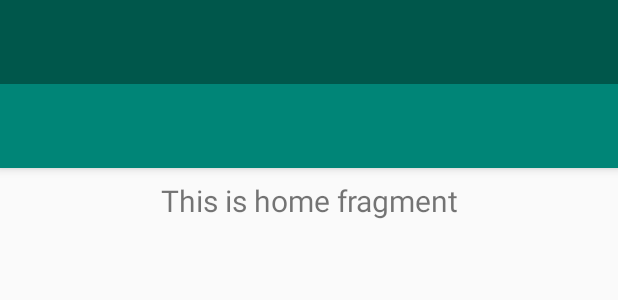
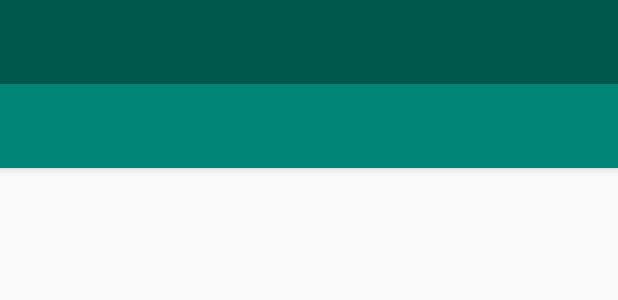
Before and after one commit to DevImpact/Devimpact, an Android app: the layout activity_our_services.xml on its own in the app's theme, with its tools: preview values and no code run, on a phone screen of 412 x 824 dp. Shown: the top 300 px of the screen. Run offline under Robolectric (Android 15) with nearby library versions, the phone set to English and light mode, and no system bars.

Commit message:
رفع العمل الخاص بالاخت دعاء

```diff
--- a/app/src/main/java/com/devimpact/startup/activities/home/Home.java
+++ /dev/null
@@ -1,19 +0,0 @@
-package com.devimpact.startup.activities.home;
-
-import androidx.lifecycle.LiveData;
-import androidx.lifecycle.MutableLiveData;
-import androidx.lifecycle.ViewModel;
-
-public class Home extends ViewModel {
-
-    private MutableLiveData<String> mText;
-
-    public Home() {
-        mText = new MutableLiveData<>();
-        mText.setValue("This is home fragment");
-    }
-
-    public LiveData<String> getText() {
-        return mText;
-    }
-}
--- a/app/src/main/java/com/devimpact/startup/activities/home/HomeFragment.java
+++ /dev/null
@@ -1,35 +0,0 @@
-package com.devimpact.startup.activities.home;
-
-import android.os.Bundle;
-import android.view.LayoutInflater;
-import android.view.View;
-import android.view.ViewGroup;
-import android.widget.TextView;
-
-import androidx.annotation.Nullable;
-import androidx.annotation.NonNull;
-import androidx.fragment.app.Fragment;
-import androidx.lifecycle.Observer;
-import androidx.lifecycle.ViewModelProviders;
-
-import com.devimpact.startup.R;
-
-public class HomeFragment extends Fragment {
-
-    private Home Home;
-
-    public View onCreateView(@NonNull LayoutInflater inflater,
-                             ViewGroup container, Bundle savedInstanceState) {
-        Home =
-                ViewModelProviders.of(this).get(Home.class);
-        View root = inflater.inflate(R.layout.fragment_home, container, false);
-        final TextView textView = root.findViewById(R.id.text_home);
-        Home.getText().observe(this, new Observer<String>() {
-            @Override
-            public void onChanged(@Nullable String s) {
-                textView.setText(s);
-            }
-        });
-        return root;
-    }
-}
--- a/app/src/main/res/layout/activity_our_services.xml
+++ b/app/src/main/res/layout/activity_our_services.xml
@@ -7,7 +7,10 @@
     android:layout_height="match_parent"
     android:fitsSystemWindows="true"
     tools:openDrawer="start">
-
+<TextView
+    android:layout_width="wrap_content"
+    android:layout_height="wrap_content"
+    android:text="@string/app_name"/>
     <include
         layout="@layout/app_bar_main"
         android:layout_width="match_parent"
--- a/app/src/main/res/layout/app_bar_main.xml
+++ b/app/src/main/res/layout/app_bar_main.xml
@@ -4,7 +4,7 @@
     xmlns:tools="http://schemas.android.com/tools"
     android:layout_width="match_parent"
     android:layout_height="match_parent"
-    tools:context=".MainActivity">
+    tools:context=".OurServicesActivity">
 
     <com.google.android.material.appbar.AppBarLayout
         android:layout_width="match_parent"
@@ -20,7 +20,7 @@
 
     </com.google.android.material.appbar.AppBarLayout>
 
-    <include layout="@layout/content_main" />
+
 
 
 
--- a/app/src/main/res/layout/content_main.xml
+++ /dev/null
@@ -1,20 +0,0 @@
-<?xml version="1.0" encoding="utf-8"?>
-<androidx.constraintlayout.widget.ConstraintLayout xmlns:android="http://schemas.android.com/apk/res/android"
-    xmlns:app="http://schemas.android.com/apk/res-auto"
-    xmlns:tools="http://schemas.android.com/tools"
-    android:layout_width="match_parent"
-    android:layout_height="match_parent"
-    app:layout_behavior="@string/appbar_scrolling_view_behavior"
-    tools:showIn="@layout/app_bar_main">
-
-    <fragment
-        android:id="@+id/nav_host_fragment"
-        android:name="androidx.navigation.fragment.NavHostFragment"
-        android:layout_width="match_parent"
-        android:layout_height="match_parent"
-        app:defaultNavHost="true"
-        app:layout_constraintLeft_toLeftOf="parent"
-        app:layout_constraintRight_toRightOf="parent"
-        app:layout_constraintTop_toTopOf="parent"
-        app:navGraph="@navigation/mobile_navigation" />
-</androidx.constraintlayout.widget.ConstraintLayout>
--- a/app/src/main/res/layout/fragment_home.xml
+++ /dev/null
@@ -1,19 +0,0 @@
-<?xml version="1.0" encoding="utf-8"?>
-<androidx.constraintlayout.widget.ConstraintLayout xmlns:android="http://schemas.android.com/apk/res/android"
-    xmlns:app="http://schemas.android.com/apk/res-auto"
-    android:layout_width="match_parent"
-    android:layout_height="match_parent">
-
-    <TextView
-        android:id="@+id/text_home"
-        android:layout_width="match_parent"
-        android:layout_height="wrap_content"
-        android:layout_marginStart="8dp"
-        android:layout_marginTop="8dp"
-        android:layout_marginEnd="8dp"
-        android:textAlignment="center"
-        android:textSize="20sp"
-        app:layout_constraintEnd_toEndOf="parent"
-        app:layout_constraintStart_toStartOf="parent"
-        app:layout_constraintTop_toTopOf="parent" />
-</androidx.constraintlayout.widget.ConstraintLayout>
--- a/app/src/main/res/menu/activity_main_drawer.xml
+++ b/app/src/main/res/menu/activity_main_drawer.xml
@@ -12,10 +12,7 @@
             android:id="@+id/nav_about"
             android:icon="@drawable/ic_about"
             android:title="@string/menu_about" />
-        <item
-            android:id="@+id/nav_Team_Members"
-            android:icon="@drawable/ic_about"
-            android:title="@string/menu_Team_Members" />
+
 
     </group>
 
--- a/app/src/main/res/navigation/mobile_navigation.xml
+++ /dev/null
@@ -1,20 +0,0 @@
-<?xml version="1.0" encoding="utf-8"?>
-<navigation xmlns:android="http://schemas.android.com/apk/res/android"
-    xmlns:app="http://schemas.android.com/apk/res-auto"
-    xmlns:tools="http://schemas.android.com/tools"
-    android:id="@+id/mobile_navigation"
-    app:startDestination="@+id/nav_home">
-
-    <fragment
-        android:id="@+id/nav_home"
-        android:name="com.devimpact.startup.activities.home.HomeFragment"
-        android:label="@string/menu_home"
-        tools:layout="@layout/fragment_home" />
-
-    <fragment
-        android:id="@+id/nav_about"
-        android:name="com.devimpact.startup.activities.about.AboutFragment"
-        android:label="@string/menu_about"
-        tools:layout="@layout/fragment_about" />
-
-</navigation>
--- a/app/src/main/res/values/strings.xml
+++ b/app/src/main/res/values/strings.xml
@@ -12,4 +12,10 @@
     <string name="menu_Team_Members">أعضاء الفريق</string>
     <string name="menu_share">نشر التّطبيق</string>
     <string name="menu_rate">تقييم التّطبيق</string>
+
+
+
+    <string name="if_you">إذا أعجبك التّطبيق فرجاءا قم بتقييمه</string>
+    <string name="rate_s">تقييم التّطبيق</string>
+
 </resources>
```
Also changed, not shown: app/src/main/AndroidManifest.xml (+9 -4 lines), app/src/main/java/com/devimpact/startup/OurServicesActivity.java (+82 -39 lines), app/src/main/java/com/devimpact/startup/activities/about/About.java (deleted, +0 -19 lines), app/src/main/java/com/devimpact/startup/activities/about/AboutFragment.java (deleted, +0 -35 lines), app/src/main/res/layout/fragment_about.xml (deleted, +0 -19 lines), 1 other file.
